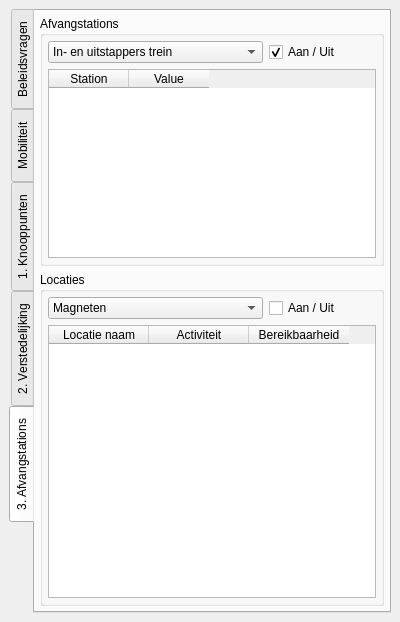
Old version of the form KPOpilot/kpo_datasysteem_pilot_dockwidget_base.ui in the repository Deltametropool/kpo-pilot.
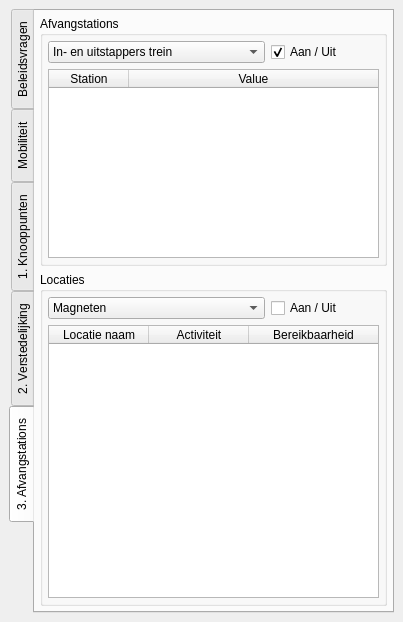
New version of the form. The open tabs and pages were chosen to show the change.

The edit to the form file:
```diff
--- a/KPOpilot/kpo_datasysteem_pilot_dockwidget_base.ui
+++ b/KPOpilot/kpo_datasysteem_pilot_dockwidget_base.ui
@@ -6,7 +6,7 @@
    <rect>
     <x>0</x>
     <y>0</y>
-    <width>400</width>
+    <width>403</width>
     <height>622</height>
    </rect>
   </property>
@@ -18,13 +18,13 @@
   </property>
   <property name="minimumSize">
    <size>
-    <width>400</width>
+    <width>403</width>
     <height>600</height>
    </size>
   </property>
   <property name="maximumSize">
    <size>
-    <width>400</width>
+    <width>1400</width>
     <height>524287</height>
    </size>
   </property>
@@ -1000,9 +1000,24 @@
              <property name="showGrid">
               <bool>false</bool>
              </property>
+             <property name="sortingEnabled">
+              <bool>true</bool>
+             </property>
+             <property name="wordWrap">
+              <bool>false</bool>
+             </property>
+             <property name="cornerButtonEnabled">
+              <bool>false</bool>
+             </property>
              <attribute name="horizontalHeaderDefaultSectionSize">
               <number>80</number>
              </attribute>
+             <attribute name="horizontalHeaderStretchLastSection">
+              <bool>true</bool>
+             </attribute>
+             <attribute name="verticalHeaderVisible">
+              <bool>false</bool>
+             </attribute>
              <column>
               <property name="text">
                <string>Station</string>
@@ -1079,9 +1094,27 @@
              <property name="showGrid">
               <bool>false</bool>
              </property>
+             <property name="sortingEnabled">
+              <bool>true</bool>
+             </property>
+             <property name="wordWrap">
+              <bool>false</bool>
+             </property>
+             <property name="cornerButtonEnabled">
+              <bool>false</bool>
+             </property>
              <attribute name="horizontalHeaderDefaultSectionSize">
               <number>100</number>
              </attribute>
+             <attribute name="horizontalHeaderShowSortIndicator" stdset="0">
+              <bool>false</bool>
+             </attribute>
+             <attribute name="horizontalHeaderStretchLastSection">
+              <bool>true</bool>
+             </attribute>
+             <attribute name="verticalHeaderVisible">
+              <bool>false</bool>
+             </attribute>
              <column>
               <property name="text">
                <string>Locatie naam</string>
```
Left out of the diff: 58 changed lines with no effect on the pictures.
